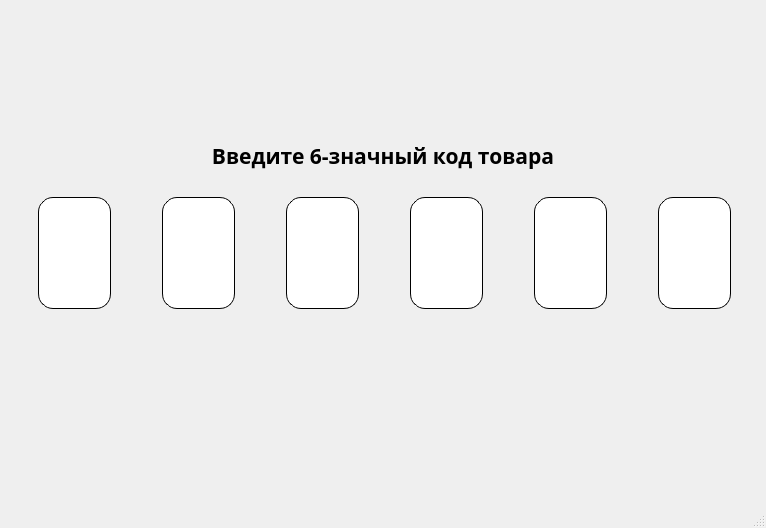
Above: Postomat-Rebirth/mainwindow.ui from KHox/QT-Post before the change. Below: the same form after it.
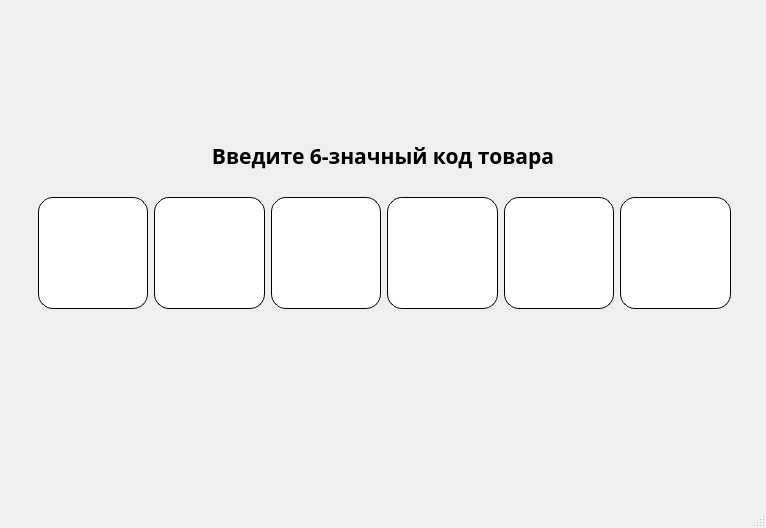
That is the form after the change. The open tabs and pages were chosen to show the change. Custom widgets are drawn as their Qt base class.

What changed in the file:
```diff
--- a/Postomat-Rebirth/mainwindow.ui
+++ b/Postomat-Rebirth/mainwindow.ui
@@ -301,6 +301,14 @@
                 <height>80</height>
                </size>
               </property>
+              <property name="font">
+               <font>
+                <family>Roboto</family>
+                <pointsize>36</pointsize>
+                <weight>75</weight>
+                <bold>true</bold>
+               </font>
+              </property>
               <property name="maxLength">
                <number>1</number>
               </property>
@@ -323,6 +331,14 @@
                 <height>80</height>
                </size>
               </property>
+              <property name="font">
+               <font>
+                <family>Roboto</family>
+                <pointsize>36</pointsize>
+                <weight>75</weight>
+                <bold>true</bold>
+               </font>
+              </property>
               <property name="maxLength">
                <number>1</number>
               </property>
@@ -371,6 +387,14 @@
                 <height>80</height>
                </size>
               </property>
+              <property name="font">
+               <font>
+                <family>Roboto</family>
+                <pointsize>36</pointsize>
+                <weight>75</weight>
+                <bold>true</bold>
+               </font>
+              </property>
               <property name="maxLength">
                <number>1</number>
               </property>
@@ -393,6 +417,14 @@
                 <height>80</height>
                </size>
               </property>
+              <property name="font">
+               <font>
+                <family>Roboto</family>
+                <pointsize>36</pointsize>
+                <weight>75</weight>
+                <bold>true</bold>
+               </font>
+              </property>
               <property name="maxLength">
                <number>1</number>
               </property>
@@ -463,6 +495,14 @@
                 <height>80</height>
                </size>
               </property>
+              <property name="font">
+               <font>
+                <family>Roboto</family>
+                <pointsize>36</pointsize>
+                <weight>75</weight>
+                <bold>true</bold>
+               </font>
+              </property>
               <property name="maxLength">
                <number>1</number>
               </property>
@@ -562,6 +602,14 @@
                 <height>80</height>
                </size>
               </property>
+              <property name="font">
+               <font>
+                <family>Roboto</family>
+                <pointsize>36</pointsize>
+                <weight>75</weight>
+                <bold>true</bold>
+               </font>
+              </property>
               <property name="maxLength">
                <number>1</number>
               </property>
```
Left out of the diff: 12 changed lines with no effect on the pictures.
